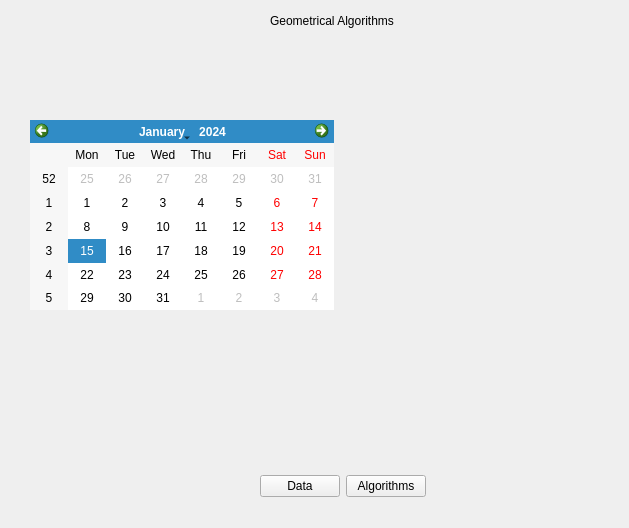
Old version of the form src/QMainInterface.ui in the repository Swistusmen/Geometric-Algorithms.
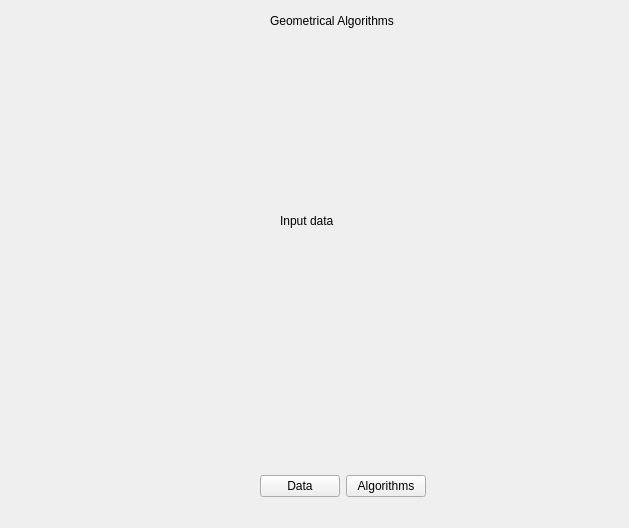
New version of the form. The open tabs and pages were chosen to show the change. Icons and pictures are not drawn.

Commit message: ui updates, plan to finish messy things

What changed in the file:
```diff
--- a/src/QMainInterface.ui
+++ b/src/QMainInterface.ui
@@ -214,8 +214,23 @@
      <layout class="QVBoxLayout" name="board_place"/>
     </widget>
    </widget>
+   <widget class="QWidget" name="input_page">
+    <widget class="QLabel" name="label_2">
+     <property name="geometry">
+      <rect>
+       <x>270</x>
+       <y>160</y>
+       <width>81</width>
+       <height>21</height>
+      </rect>
+     </property>
+     <property name="text">
+      <string>Input data</string>
+     </property>
+    </widget>
+   </widget>
   </widget>
-  <widget class="QWidget" name="">
+  <widget class="QWidget" name="layoutWidget">
    <property name="geometry">
     <rect>
      <x>260</x>
```
Left out of the diff: 2 changed lines with no effect on the pictures. The commit also changes 5 other files.
